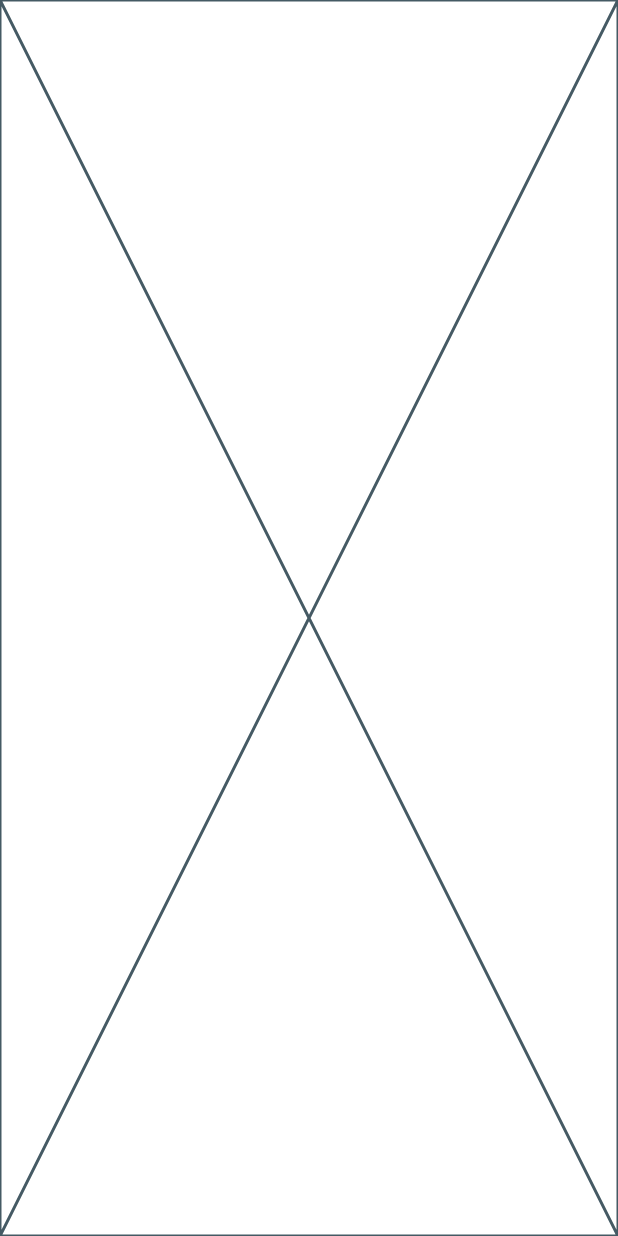
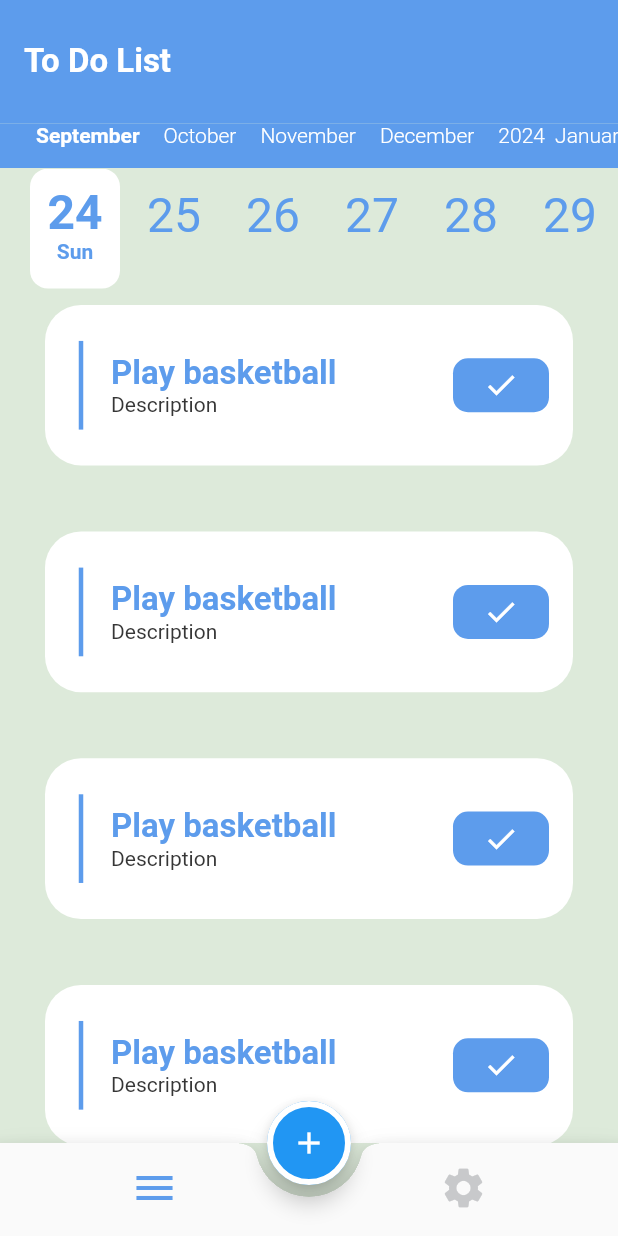
Before and after one commit to A-hmed/todo_sun_c9, a Flutter app: the screen it shows after launch, on a phone screen of 412 x 824 dp. Run offline on Flutter 3.47's test engine with Material 2 defaults, Android fonts, the phone set to English and light mode, and no system bars; drawn by our look-alikes of calendar_timeline, flutter_slidable.

Commit message:
Finished add bottom sheet and List tab ui.

```diff
--- a/lib/main.dart
+++ b/lib/main.dart
@@ -20,7 +20,7 @@ class MyApp extends StatelessWidget {
         SplashScreen.routeName: (_) => SplashScreen(),
         HomeScreen.routeName: (_) => HomeScreen()
       },
-      initialRoute: SplashScreen.routeName,
+      initialRoute: HomeScreen.routeName,
     );
   }
 }
--- a/lib/ui/screens/home/home_screen.dart
+++ b/lib/ui/screens/home/home_screen.dart
@@ -1,11 +1,61 @@
 import 'package:flutter/material.dart';
+import 'package:todo_sun_c9/ui/screens/bottom_sheets/add_bottom_sheet.dart';
+import 'package:todo_sun_c9/ui/screens/home/tabs/list/list_tab.dart';
+import 'package:todo_sun_c9/ui/screens/home/tabs/settings/settings_tab.dart';
 
-class HomeScreen extends StatelessWidget {
+
+class HomeScreen extends StatefulWidget {
   static const routeName = "home";
   const HomeScreen({super.key});
 
   @override
+  State<HomeScreen> createState() => _HomeScreenState();
+}
+
+class _HomeScreenState extends State<HomeScreen> {
+  int currentSelectedTabIndex = 0;
+  @override
   Widget build(BuildContext context) {
-    return const Placeholder();
+    return Scaffold(
+      appBar: buildAppBar(),
+      bottomNavigationBar: buildBottomNav(),
+      body: currentSelectedTabIndex == 0 ? ListTab() : SettingsTab(),
+      floatingActionButton: buildFab(),
+      floatingActionButtonLocation: FloatingActionButtonLocation.centerDocked,
+    );
   }
+
+  Widget buildFab() =>
+      FloatingActionButton(onPressed: (){
+        showModalBottomSheet(
+            context: context,
+            isScrollControlled: true,
+            builder: (_) => Padding(
+              padding: MediaQuery.of(context).viewInsets,
+              child: const AddBottomSheet(),
+            ));
+      },
+        child: const Icon(Icons.add),);
+
+  Widget buildBottomNav() =>
+       BottomAppBar(
+         notchMargin: 8,
+         shape: const CircularNotchedRectangle(),
+         clipBehavior: Clip.hardEdge,
+         child: BottomNavigationBar(
+             onTap: (index){
+               currentSelectedTabIndex = index;
+               setState(() {});
+             },
+             currentIndex: currentSelectedTabIndex,
+             items: const [
+           const BottomNavigationBarItem(icon: Icon(Icons.menu), label: ""),
+           const BottomNavigationBarItem(icon: Icon(Icons.settings), label: ""),
+         ]),
+       );
+
+  PreferredSizeWidget buildAppBar() => AppBar(
+    title: const Text("To Do List"),
+    toolbarHeight: MediaQuery.of(context).size.height * .1,
+  );
 }
--- /dev/null
+++ b/lib/ui/screens/home/tabs/list/list_tab.dart
@@ -0,0 +1,49 @@
+import 'package:calendar_timeline/calendar_timeline.dart';
+import 'package:flutter/material.dart';
+import 'package:todo_sun_c9/ui/screens/home/tabs/list/todo_widget.dart';
+import 'package:todo_sun_c9/ui/utils/app_colors.dart';
+
+class ListTab extends StatelessWidget {
+  const ListTab({super.key});
+
+  @override
+  Widget build(BuildContext context) {
+    return Column(
+      children: [
+        SizedBox(
+          height: MediaQuery.of(context).size.height * .12,
+          child: Stack(
+            children: [
+              Column(
+                children: [
+                  Expanded(
+                      flex: 3,
+                      child: Container(color: AppColors.primiary,)),
+                  Expanded(
+                      flex: 7,
+                  child: Container(color: AppColors.accent,))
+                ],
+              ),
+              CalendarTimeline(
+                initialDate: DateTime.now(),
+                firstDate: DateTime.now().subtract(Duration(days: 365)),
+                lastDate: DateTime.now().add(Duration(days: 365)),
+                onDateSelected: (date) => print(date.weekday),
+                leftMargin: 20,
+                monthColor: AppColors.white,
+                dayColor: AppColors.primiary,
+                activeDayColor: AppColors.primiary,
+                activeBackgroundDayColor: AppColors.white,
+                dotsColor: AppColors.transparent,
+              ),
+            ],
+          ),
+        ),
+        Expanded(
+          child: ListView.builder(
+              itemCount: 10, itemBuilder: (context, index) => TodoWidget()),
+        ),
+      ],
+    );
+  }
+}
--- /dev/null
+++ b/lib/ui/screens/home/tabs/list/todo_widget.dart
@@ -0,0 +1,61 @@
+import 'package:flutter/material.dart';
+import 'package:flutter_slidable/flutter_slidable.dart';
+import 'package:todo_sun_c9/ui/utils/app_colors.dart';
+import 'package:todo_sun_c9/ui/utils/app_theme.dart';
+
+class TodoWidget extends StatelessWidget {
+  const TodoWidget({super.key});
+
+  @override
+  Widget build(BuildContext context) {
+    return Container(
+      decoration: BoxDecoration(borderRadius: BorderRadius.circular(24),
+          color: AppColors.white),
+      margin: const EdgeInsets.symmetric(vertical: 22, horizontal: 30),
+      child: Slidable(
+        startActionPane: ActionPane(
+          motion: StretchMotion(),
+          extentRatio: .25,
+          children: [
+            SlidableAction(
+              onPressed: (_){},
+              backgroundColor: Colors.red,
+              foregroundColor: AppColors.white,
+              icon: Icons.delete,
+              label: 'Delete',
+            ),
+          ],
+        ),
+        child: Container(
+          padding: const EdgeInsets.symmetric(vertical: 24, horizontal: 16),
+          height: MediaQuery.of(context).size.height * .13,
+          child: Row(
+            children: [
+              const VerticalDivider(),
+              const SizedBox(width: 12,),
+              const Expanded(
+                child: Column(
+                  mainAxisAlignment: MainAxisAlignment.center,
+                  crossAxisAlignment: CrossAxisAlignment.stretch,
+                  children: [
+                    Text("Play basketball", style: AppTheme.taskTitleTextStyle,),
+                    Text("Description",
+                      textAlign: TextAlign.start,
+                      style: AppTheme.taskDescriptionTextStyle,)
+                  ],
+                ),
+              ),
+              Container(
+                decoration: BoxDecoration(
+                    borderRadius: BorderRadius.circular(10),
+                  color: AppColors.primiary,
+                ),
+                padding: const EdgeInsets.symmetric(horizontal: 20, vertical: 6),
+                  child: const Icon(Icons.check, color: AppColors.white,))
+            ],
+          ),
+        ),
+      ),
+    );
+  }
+}
--- a/lib/ui/utils/app_theme.dart
+++ b/lib/ui/utils/app_theme.dart
@@ -28,6 +28,10 @@ abstract class AppTheme{
       unselectedItemColor: AppColors.grey
     ),
     scaffoldBackgroundColor: AppColors.accent,
+    floatingActionButtonTheme: const FloatingActionButtonThemeData(
+        shape: StadiumBorder(side: BorderSide(color: AppColors.white, width: 4))
+    ),
+    dividerTheme: DividerThemeData(thickness: 3, color: AppColors.primiary),
   );
   static ThemeData darkTheme =  ThemeData();
 }
--- a/pubspec.yaml
+++ b/pubspec.yaml
@@ -9,8 +9,12 @@ environment:
 dependencies:
   flutter:
     sdk: flutter
+
   cupertino_icons: ^1.0.2
 
+  flutter_slidable: ^3.0.0
+
+  calendar_timeline: ^1.1.2
 dev_dependencies:
   flutter_test:
     sdk: flutter
```
Also changed, not shown: lib/ui/screens/bottom_sheets/add_bottom_sheet.dart (added, +37 -0 lines), lib/ui/screens/home/tabs/settings/settings_tab.dart (added, +10 -0 lines), lib/ui/widgets/my_text_field.dart (added, +15 -0 lines), pubspec.lock.
